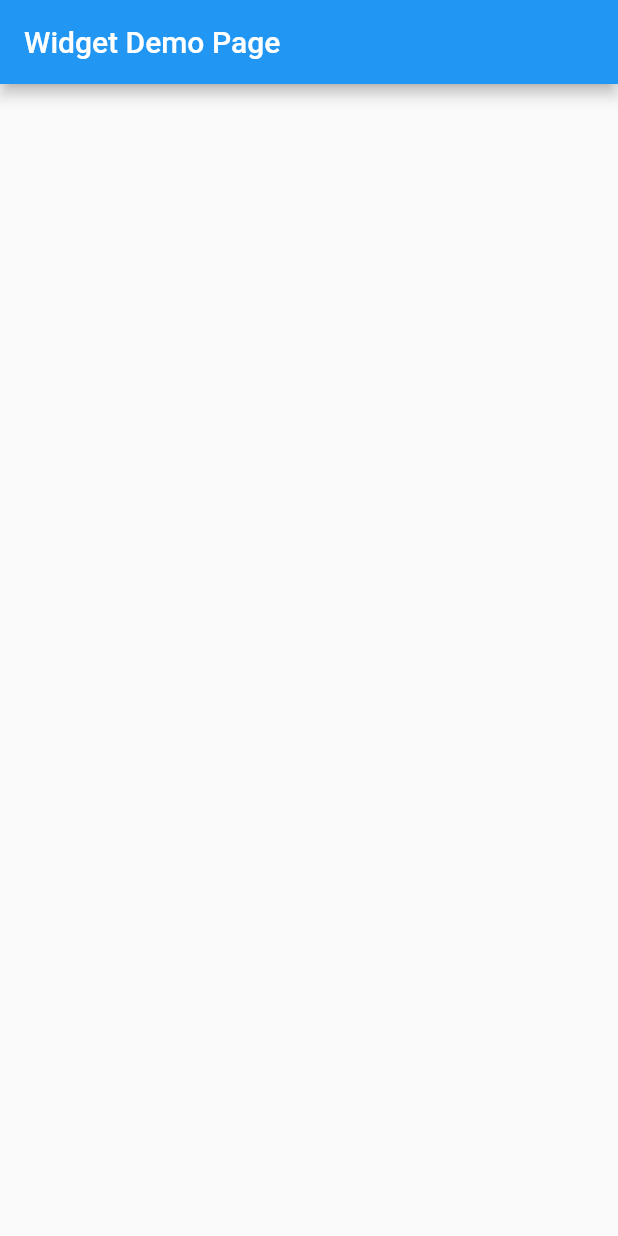
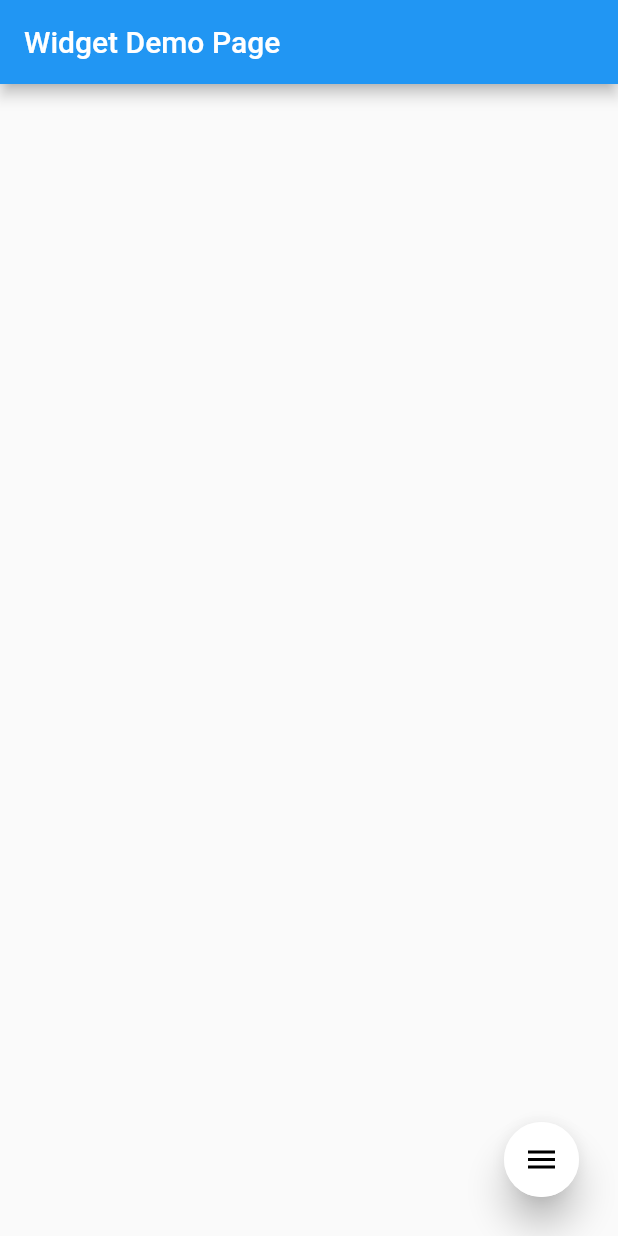
Before and after one commit to GiYeongUM/awesome_flutter_widgets, a Flutter app: the screen it shows after launch, on a phone screen of 412 x 824 dp. Run offline on Flutter 3.47's test engine with Material 2 defaults, Android fonts, the phone set to English and light mode, and no system bars.

Commit message:
[widget] custom fab 추가
floatingActionButton 변형으로 클릭시 여러 선택 버튼이 애니메이션으로 나타나는 버튼

```diff
--- a/lib/main.dart
+++ b/lib/main.dart
@@ -1,5 +1,6 @@
-import 'package:awesome_flutter_widgets/widgets/ellipsis_text.dart';
+import 'package:awesome_flutter_widgets/widgets/custom_fab.dart';
 import 'package:flutter/material.dart';
+
 
 void main() {
   runApp(const MyApp());
@@ -42,6 +43,12 @@ class _MyHomePageState extends State<MyHomePage> {
           ],
         ),
       ),
+      floatingActionButton: const CustomFAB(
+        firstButtonIcon: Icons.add_photo_alternate_outlined,
+        secondButtonIcon: Icons.camera_alt,
+        thirdButtonIcon: Icons.delete,
+        thirdIconColor: Colors.red,
+      ),
     );
   }
 }
--- /dev/null
+++ b/lib/widgets/custom_fab.dart
@@ -0,0 +1,264 @@
+import 'package:flutter/material.dart';
+
+class CustomFAB extends StatefulWidget {
+  const CustomFAB({
+    Key? key,
+    this.primaryColor,
+    required this.firstButtonIcon,
+    required this.secondButtonIcon,
+    required this.thirdButtonIcon,
+    this.firstButtonColor,
+    this.firstIconColor,
+    this.secondButtonColor,
+    this.secondIconColor,
+    this.thirdButtonColor,
+    this.thirdIconColor,
+  }) : super(key: key);
+
+  final Color? primaryColor;
+  final IconData firstButtonIcon;
+  final IconData secondButtonIcon;
+  final IconData thirdButtonIcon;
+  final Color? firstButtonColor;
+  final Color? firstIconColor;
+  final Color? secondButtonColor;
+  final Color? secondIconColor;
+  final Color? thirdButtonColor;
+  final Color? thirdIconColor;
+
+  @override
+  State<CustomFAB> createState() => _CustomFABState();
+}
+
+class _CustomFABState extends State<CustomFAB> with SingleTickerProviderStateMixin {
+  int _angle = 90;
+  bool _isRotated = true;
+
+  AnimationController? _controller;
+  Animation<double>? _animation;
+  Animation<double>? _animation2;
+  Animation<double>? _animation3;
+
+  @override
+  void initState() {
+    _controller = AnimationController(
+      vsync: this,
+      duration: const Duration(milliseconds: 180),
+    );
+
+    _animation = CurvedAnimation(
+      parent: _controller!,
+      curve: const Interval(0.0, 1.0, curve: Curves.linear),
+    );
+
+    _animation2 = CurvedAnimation(
+      parent: _controller!,
+      curve: const Interval(0.5, 1.0, curve: Curves.linear),
+    );
+
+    _animation3 = CurvedAnimation(
+      parent: _controller!,
+      curve: const Interval(0.8, 1.0, curve: Curves.linear),
+    );
+    _controller!.reverse();
+    super.initState();
+  }
+
+  void _rotate() {
+    setState(() {
+      if (_isRotated) {
+        _angle = 45;
+        _isRotated = false;
+        _controller!.forward();
+      } else {
+        _angle = 90;
+        _isRotated = true;
+        _controller!.reverse();
+      }
+    });
+  }
+
+  @override
+  Widget build(BuildContext context) {
+    return Stack(children: <Widget>[
+      Positioned(
+          bottom: 210.0,
+          right: 10.0,
+          child: Row(
+            children: <Widget>[
+              ScaleTransition(
+                scale: _animation3!,
+                alignment: FractionalOffset.center,
+                child: Stack(
+                  children: [
+                    Material(
+                      elevation : 10,
+                      shape: RoundedRectangleBorder(
+                        borderRadius: BorderRadius.circular(30.0),
+                      ),
+                      child: Container(
+                        width: 50.0,
+                        height: 50.0,
+                        decoration: BoxDecoration(
+                          color: (Theme.of(context).brightness == Brightness.dark ? Colors.white : widget.firstButtonColor ?? Colors.white),
+                          shape: BoxShape.circle,
+                        ),
+                      ),
+                    ),
+                    GestureDetector(
+                      child: SizedBox(
+                          width: 50.0,
+                          height: 50.0,
+                          child: InkWell(
+                            onTap: () {
+                              if (_angle == 45.0) {
+                              }
+                            },
+                            child:  Center(
+                              child: Icon(
+                                widget.firstButtonIcon,
+                                color: (Theme.of(context).brightness == Brightness.dark ? Colors.white : widget.firstIconColor ?? Colors.black),
+
+                            ),
+                            ),
+                          )),
+                    ),
+                  ],
+                ),
+              ),
+            ],
+          )),
+      Positioned(
+          bottom: 145.0,
+          right: 10.0,
+          child: Row(
+            children: <Widget>[
+              ScaleTransition(
+                scale: _animation2!,
+                alignment: FractionalOffset.center,
+                child: Stack(
+                  children: [
+                    Material(
+                      elevation : 10,
+                      shape: RoundedRectangleBorder(
+                        borderRadius: BorderRadius.circular(30.0),
+                      ),
+                      child: Container(
+                        width: 50.0,
+                        height: 50.0,
+                        decoration: BoxDecoration(
+                            color: (Theme.of(context).brightness == Brightness.dark ? Colors.white :  widget.secondButtonColor ?? Colors.white),
+                            shape: BoxShape.circle
+                        ),
+                      ),
+                    ),
+                    GestureDetector(
+                      child: Container(
+                          width: 50.0,
+                          height: 50.0,
+                          child: InkWell(
+                            onTap: () {
+                              if (_angle == 45.0) {
+                              }
+                            },
+                            child: Center(
+                              child: Icon(
+                                widget.secondButtonIcon,
+                                color: (Theme.of(context).brightness == Brightness.dark ? Colors.white : widget.secondIconColor ?? Colors.black),
+                                // color: Colors.white,
+                              ),
+                            ),
+                          )),
+                    ),
+                  ],
+                ),
+              ),
+            ],
+          )),
+      Positioned(
+          bottom: 80.0,
+          right: 10.0,
+          child: Row(
+            children: <Widget>[
+              ScaleTransition(
+                scale: _animation!,
+                alignment: FractionalOffset.center,
+                child: Stack(
+                  children: [
+                    Material(
+                      elevation : 10,
+                      shape: RoundedRectangleBorder(
+                        borderRadius: BorderRadius.circular(30.0),
+                      ),
+                      child: Container(
+                        width: 50.0,
+                        height: 50.0,
+                        decoration: BoxDecoration(
+                            color: (Theme.of(context).brightness == Brightness.dark ? Colors.white :  widget.thirdButtonColor ?? Colors.white),
+                            shape: BoxShape.circle
+                        ),
+                      ),
+                    ),
+                    GestureDetector(
+                      child: SizedBox(
+                          width: 50.0,
+                          height: 50.0,
+                          child: InkWell(
+                            onTap: () {
+                              if (_angle == 45.0) {
+                                _rotate();
+                              }
+                            },
+                            child: Center(
+                              child: Icon(
+                                widget.thirdButtonIcon,
+                                color: (Theme.of(context).brightness == Brightness.dark ? Colors.white : widget.thirdIconColor ?? Colors.black),
+                              ),
+                            ),
+                          )),
+                    ),
+                  ],
+                ),
+              ),
+            ],
+          )),
+      Positioned(
+        bottom: 10.0,
+        right: 10.0,
+        child: Stack(
+          children: [
+            Material(
+              elevation : 10,
+              shape: RoundedRectangleBorder(
+                borderRadius: BorderRadius.circular(30.0),
+              ),
+              child: Container(
+                width: 50.0,
+                height: 50.0,
+                decoration: BoxDecoration(
+                    color: (Theme.of(context).brightness == Brightness.dark ? Colors.white :  widget.primaryColor ?? Colors.white),
+                    shape: BoxShape.circle
+                ),
+              ),
+            ),
+            GestureDetector(
+              child: SizedBox(
+                  width: 50.0,
+                  height: 50.00,
+                  child: InkWell(
+                    onTap: _rotate,
+                    child: Center(
+                      child: AnimatedIcon(
+                        icon: AnimatedIcons.menu_close,
+                        progress: _controller!,
+                        color: (Theme.of(context).brightness == Brightness.dark ?  widget.primaryColor ?? Colors.black : Colors.black),
+                      ),
+                    ),
+                  )),
+            ),
+          ],
+        ),
+      ),
+    ]);
+  }
+}
```
